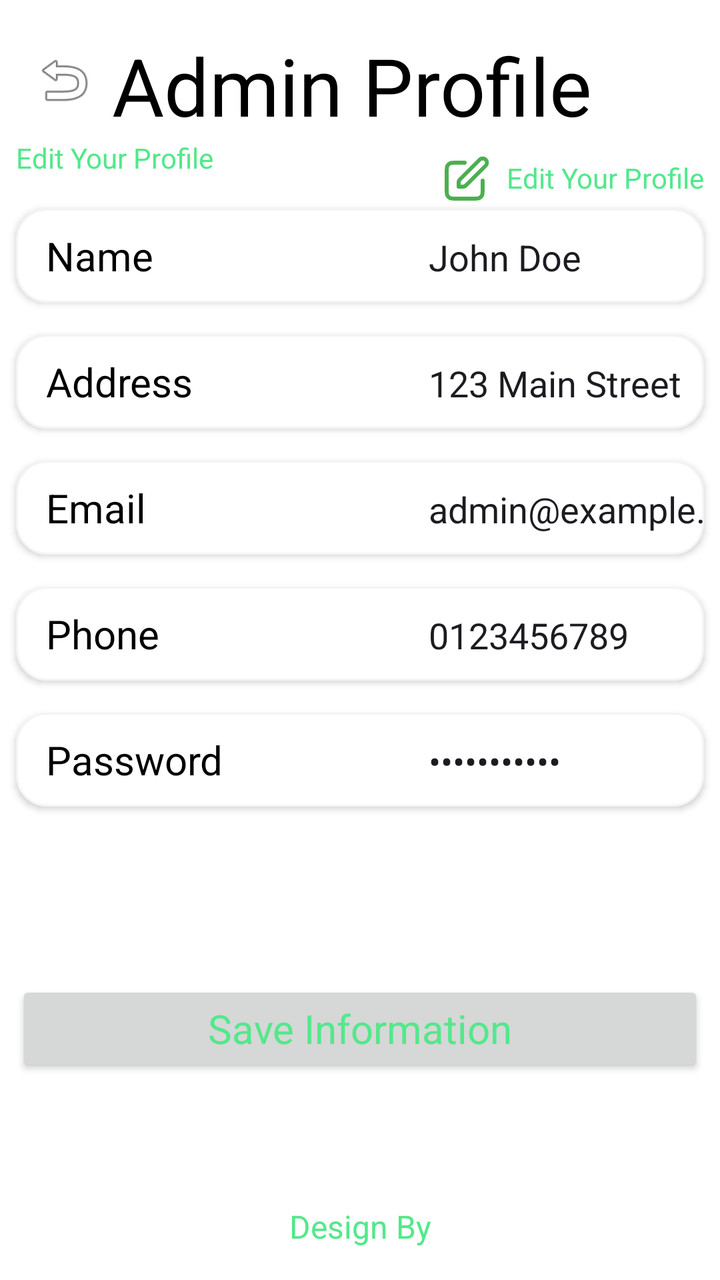
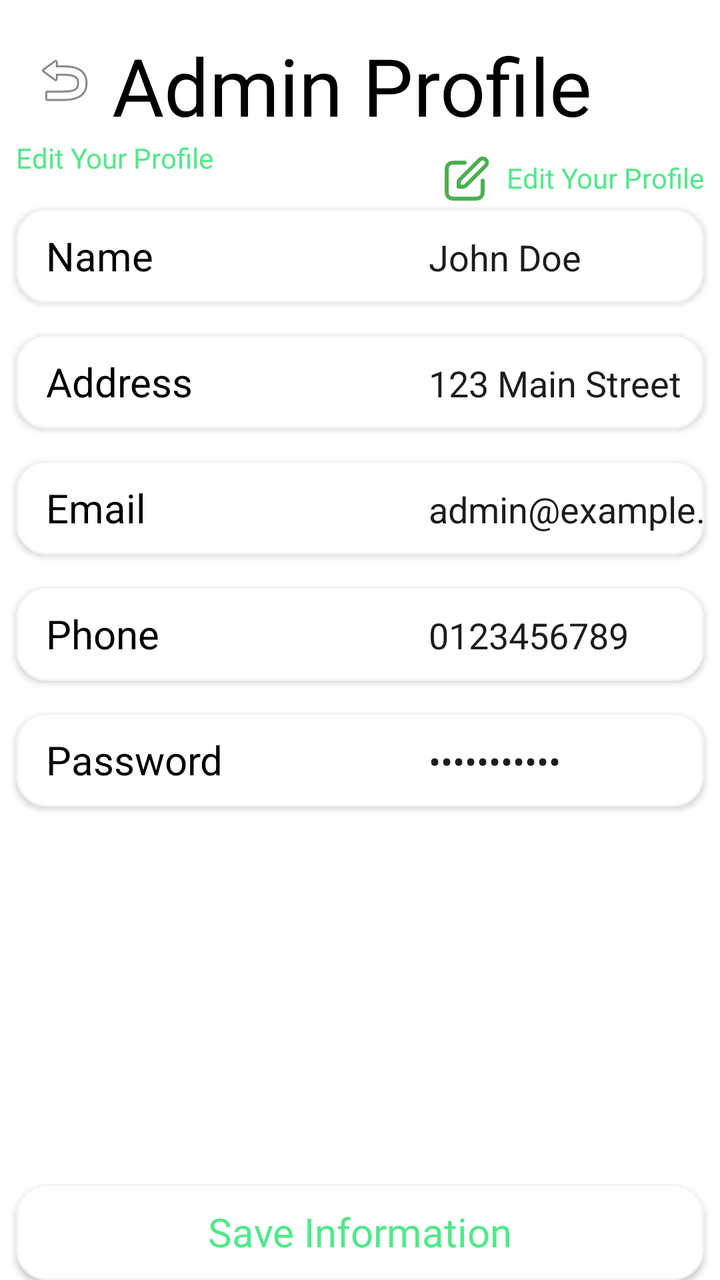

Two renders of the same Android screen: before a commit and after it. Below are the layout's source before the change and the commit's diff.
<!-- AndroidManifest.xml: application theme Theme.AdminFoodApp -->
<!-- res/layout/activity_admin_profile.xml -->
<?xml version="1.0" encoding="utf-8"?>
<androidx.constraintlayout.widget.ConstraintLayout xmlns:android="http://schemas.android.com/apk/res/android"
    xmlns:app="http://schemas.android.com/apk/res-auto"
    xmlns:tools="http://schemas.android.com/tools"
    android:id="@+id/main"
    android:layout_width="match_parent"
    android:layout_height="match_parent"
    android:background="@color/white"
    tools:context=".AdminProfileActivity">

    
    <ImageButton
        android:id="@+id/backButton"
        android:layout_width="48dp"
        android:layout_height="48dp"
        android:layout_marginStart="8dp"
        android:layout_marginTop="16dp"
        android:padding="12dp"
        android:background="@android:color/transparent"
        android:src="@android:drawable/ic_menu_revert"
        android:contentDescription="Back"
        app:layout_constraintStart_toStartOf="parent"
        app:layout_constraintTop_toTopOf="parent" />

    
    <TextView
        android:id="@+id/textView13"
        android:layout_width="wrap_content"
        android:layout_height="wrap_content"
        android:fontFamily="sans-serif"
        android:text="Admin Profile"
        android:textColor="@android:color/black"
        android:textSize="40sp"
        app:layout_constraintStart_toEndOf="@id/backButton"
        app:layout_constraintTop_toTopOf="@id/backButton" />

    
    <TextView
        android:id="@+id/textView2"
        android:layout_width="wrap_content"
        android:layout_height="wrap_content"
        android:text="Edit Your Profile"
        android:textColor="@color/textColor"
        app:layout_constraintStart_toStartOf="@+id/backButton"
        app:layout_constraintTop_toBottomOf="@+id/textView13" />

    
    <TextView
        android:id="@+id/editButton"
        android:layout_width="wrap_content"
        android:layout_height="wrap_content"
        android:drawableStart="@drawable/edit"
        android:drawablePadding="8dp"
        android:layout_marginTop="8dp"
        android:layout_marginEnd="8dp"
        android:fontFamily="sans-serif"
        android:text="Edit Your Profile"
        android:gravity="center_vertical"
        android:clickable="true"
        android:textColor="@color/textColor"
        app:layout_constraintEnd_toEndOf="parent"
        app:layout_constraintTop_toBottomOf="@+id/textView13" />

    
    <LinearLayout
        android:id="@+id/linearLayout"
        android:layout_width="match_parent"
        android:layout_height="wrap_content"
        android:layout_marginTop="16dp"
        android:layout_marginStart="8dp"
        android:layout_marginEnd="8dp"
        android:background="@drawable/edittextshape"
        android:elevation="2dp"
        android:orientation="horizontal"
        app:layout_constraintTop_toBottomOf="@+id/textView2"
        app:layout_constraintStart_toStartOf="parent"
        app:layout_constraintEnd_toEndOf="parent">

        <TextView
            android:layout_width="0dp"
            android:layout_height="47dp"
            android:layout_weight="3"
            android:gravity="center_vertical"
            android:paddingStart="15dp"
            android:text="Name"
            android:textColor="@color/black"
            android:textSize="20sp" />

        <EditText
            android:id="@+id/name"
            android:layout_width="0dp"
            android:layout_height="47dp"
            android:layout_weight="2"
            android:background="@android:color/transparent"
            android:inputType="text"
            android:text="John Doe" />
    </LinearLayout>

    
    <LinearLayout
        android:id="@+id/linearLayout2"
        android:layout_width="match_parent"
        android:layout_height="wrap_content"
        android:layout_marginTop="16dp"
        android:layout_marginStart="8dp"
        android:layout_marginEnd="8dp"
        android:background="@drawable/edittextshape"
        android:elevation="2dp"
        android:orientation="horizontal"
        app:layout_constraintTop_toBottomOf="@+id/linearLayout"
        app:layout_constraintStart_toStartOf="parent"
        app:layout_constraintEnd_toEndOf="parent">

        <TextView
            android:layout_width="0dp"
            android:layout_height="47dp"
            android:layout_weight="3"
            android:gravity="center_vertical"
            android:paddingStart="15dp"
            android:text="Address"
            android:textColor="@color/black"
            android:textSize="20sp" />

        <EditText
            android:id="@+id/address"
            android:layout_width="0dp"
            android:layout_height="47dp"
            android:layout_weight="2"
            android:background="@android:color/transparent"
            android:inputType="textMultiLine"
            android:text="123 Main Street" />
    </LinearLayout>

    
    <LinearLayout
        android:id="@+id/linearLayout3"
        android:layout_width="match_parent"
        android:layout_height="wrap_content"
        android:layout_marginTop="16dp"
        android:layout_marginStart="8dp"
        android:layout_marginEnd="8dp"
        android:background="@drawable/edittextshape"
        android:elevation="2dp"
        android:orientation="horizontal"
        app:layout_constraintTop_toBottomOf="@+id/linearLayout2"
        app:layout_constraintStart_toStartOf="parent"
        app:layout_constraintEnd_toEndOf="parent">

        <TextView
            android:layout_width="0dp"
            android:layout_height="47dp"
            android:layout_weight="3"
            android:gravity="center_vertical"
            android:paddingStart="15dp"
            android:text="Email"
            android:textColor="@color/black"
            android:textSize="20sp" />

        <EditText
            android:id="@+id/email"
            android:layout_width="0dp"
            android:layout_height="47dp"
            android:layout_weight="2"
            android:background="@android:color/transparent"
            android:inputType="textEmailAddress"
            android:text="admin@example.com" />
    </LinearLayout>

    
    <LinearLayout
        android:id="@+id/linearLayout4"
        android:layout_width="match_parent"
        android:layout_height="wrap_content"
        android:layout_marginTop="16dp"
        android:layout_marginStart="8dp"
        android:layout_marginEnd="8dp"
        android:background="@drawable/edittextshape"
        android:elevation="2dp"
        android:orientation="horizontal"
        app:layout_constraintTop_toBottomOf="@+id/linearLayout3"
        app:layout_constraintStart_toStartOf="parent"
        app:layout_constraintEnd_toEndOf="parent">

        <TextView
            android:layout_width="0dp"
            android:layout_height="47dp"
            android:layout_weight="3"
            android:gravity="center_vertical"
            android:paddingStart="15dp"
            android:text="Phone"
            android:textColor="@color/black"
            android:textSize="20sp" />

        <EditText
            android:id="@+id/phone"
            android:layout_width="0dp"
            android:layout_height="47dp"
            android:layout_weight="2"
            android:background="@android:color/transparent"
            android:inputType="phone"
            android:text="0123456789" />
    </LinearLayout>

    
    <LinearLayout
        android:id="@+id/linearLayout5"
        android:layout_width="match_parent"
        android:layout_height="wrap_content"
        android:layout_marginTop="16dp"
        android:layout_marginStart="8dp"
        android:layout_marginEnd="8dp"
        android:background="@drawable/edittextshape"
        android:elevation="2dp"
        android:orientation="horizontal"
        app:layout_constraintTop_toBottomOf="@+id/linearLayout4"
        app:layout_constraintStart_toStartOf="parent"
        app:layout_constraintEnd_toEndOf="parent">

        <TextView
            android:layout_width="0dp"
            android:layout_height="47dp"
            android:layout_weight="3"
            android:gravity="center_vertical"
            android:paddingStart="15dp"
            android:text="Password"
            android:textColor="@color/black"
            android:textSize="20sp" />

        <EditText
            android:id="@+id/password"
            android:layout_width="0dp"
            android:layout_height="47dp"
            android:layout_weight="2"
            android:background="@android:color/transparent"
            android:inputType="textPassword"
            android:text="password123" />
    </LinearLayout>

    
    <androidx.appcompat.widget.AppCompatButton
        android:id="@+id/saveButton"
        android:layout_width="0dp"
        android:layout_height="wrap_content"
        android:layout_marginStart="8dp"
        android:layout_marginEnd="8dp"
        android:layout_marginBottom="64dp"
        android:fontFamily="sans-serif"
        android:text="Save Information"
        android:textAllCaps="false"
        android:textColor="@color/textColor"
        android:textSize="20sp"
        app:layout_constraintBottom_toTopOf="@+id/designedByText"
        app:layout_constraintStart_toStartOf="parent"
        app:layout_constraintEnd_toEndOf="parent" />

    
    <TextView
        android:id="@+id/designedByText"
        android:layout_width="wrap_content"
        android:layout_height="wrap_content"
        android:layout_marginBottom="16dp"
        android:fontFamily="sans-serif"
        android:text="Design By"
        android:textAlignment="center"
        android:textColor="@color/textColor"
        android:textSize="16sp"
        app:layout_constraintBottom_toBottomOf="parent"
        app:layout_constraintStart_toStartOf="parent"
        app:layout_constraintEnd_toEndOf="parent" />

</androidx.constraintlayout.widget.ConstraintLayout>
<!-- resources referenced by this layout -->
<resources>
  <color name="black">#FF000000</color>
  <color name="textColor">#53E88B</color>
  <color name="white">#FFFFFFFF</color>
  <!-- drawable edit (drawable) -->
  <vector xmlns:android="http://schemas.android.com/apk/res/android"
      android:width="23dp"
      android:height="23dp"
      android:viewportWidth="23"
      android:viewportHeight="23">
    <path
        android:pathData="M10,4H5.8C4.12,4 3.28,4 2.638,4.327C2.074,4.615 1.615,5.074 1.327,5.638C1,6.28 1,7.12 1,8.8V17.2C1,18.88 1,19.72 1.327,20.362C1.615,20.926 2.074,21.385 2.638,21.673C3.28,22 4.12,22 5.8,22H14.2C15.88,22 16.72,22 17.362,21.673C17.927,21.385 18.385,20.926 18.673,20.362C19,19.72 19,18.88 19,17.2V13M7,16H8.675C9.164,16 9.408,16 9.638,15.945C9.843,15.896 10.038,15.815 10.217,15.705C10.418,15.582 10.591,15.409 10.937,15.063L20.5,5.5C21.328,4.672 21.328,3.328 20.5,2.5C19.672,1.672 18.328,1.672 17.5,2.5L7.937,12.063C7.591,12.409 7.418,12.582 7.295,12.783C7.185,12.962 7.104,13.157 7.055,13.361C7,13.592 7,13.836 7,14.325V16Z"
        android:strokeLineJoin="round"
        android:strokeWidth="2"
        android:fillColor="#00000000"
        android:strokeColor="#4CAF50"
        android:strokeLineCap="round"/>
  </vector>
  <!-- drawable edittextshape (drawable) -->
  <?xml version="1.0" encoding="utf-8"?>
  <shape xmlns:android="http://schemas.android.com/apk/res/android">
  <solid android:color="@color/white"/>
      <stroke android:color="#f4f4f4" android:width="1dp"/>
      <corners android:radius="15dp"/>
  </shape>
  <style name="Theme.AdminFoodApp" parent="Base.Theme.AdminFoodApp" />
  <style name="Base.Theme.AdminFoodApp" parent="Theme.Material3.DayNight.NoActionBar">
          
          
      </style>
</resources>

<!-- the commit's change to res/layout/activity_admin_profile.xml (unified diff, before → after) -->
@@ -243,29 +243,15 @@
         android:layout_height="wrap_content"
         android:layout_marginStart="8dp"
         android:layout_marginEnd="8dp"
-        android:layout_marginBottom="64dp"
         android:fontFamily="sans-serif"
         android:text="Save Information"
         android:textAllCaps="false"
         android:textColor="@color/textColor"
         android:textSize="20sp"
-        app:layout_constraintBottom_toTopOf="@+id/designedByText"
-        app:layout_constraintStart_toStartOf="parent"
-        app:layout_constraintEnd_toEndOf="parent" />
-
-    
-    <TextView
-        android:id="@+id/designedByText"
-        android:layout_width="wrap_content"
-        android:layout_height="wrap_content"
-        android:layout_marginBottom="16dp"
-        android:fontFamily="sans-serif"
-        android:text="Design By"
-        android:textAlignment="center"
-        android:textColor="@color/textColor"
-        android:textSize="16sp"
+        android:background="@drawable/edittextshape"
         app:layout_constraintBottom_toBottomOf="parent"
-        app:layout_constraintStart_toStartOf="parent"
-        app:layout_constraintEnd_toEndOf="parent" />
+        app:layout_constraintEnd_toEndOf="parent"
+        app:layout_constraintStart_toStartOf="parent" />
+
 
 </androidx.constraintlayout.widget.ConstraintLayout>
